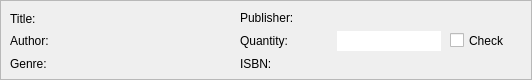
Above: frame.ui from zoedmora/Library before the change. Below: the same form after it.
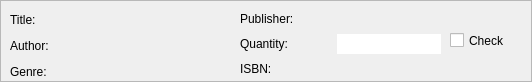
That is the form after the change.

What changed in the file:
```diff
--- a/frame.ui
+++ b/frame.ui
@@ -7,13 +7,13 @@
     <x>0</x>
     <y>0</y>
     <width>532</width>
-    <height>80</height>
+    <height>82</height>
    </rect>
   </property>
   <property name="maximumSize">
    <size>
     <width>16777215</width>
-    <height>80</height>
+    <height>82</height>
    </size>
   </property>
   <property name="windowTitle">
@@ -44,10 +44,17 @@
      <x>10</x>
      <y>10</y>
      <width>211</width>
-     <height>62</height>
+     <height>71</height>
     </rect>
    </property>
    <layout class="QGridLayout" name="gridLayout_2">
+    <item row="0" column="2">
+     <widget class="QLabel" name="titleValue">
+      <property name="text">
+       <string/>
+      </property>
+     </widget>
+    </item>
     <item row="0" column="0">
      <widget class="QLabel" name="tittleLabel">
       <property name="enabled">
@@ -58,13 +65,6 @@
       </property>
      </widget>
     </item>
-    <item row="0" column="1">
-     <widget class="QLabel" name="titleValue">
-      <property name="text">
-       <string/>
-      </property>
-     </widget>
-    </item>
     <item row="1" column="0">
      <widget class="QLabel" name="authorLabel">
       <property name="text">
@@ -72,13 +72,6 @@
       </property>
      </widget>
     </item>
-    <item row="1" column="1">
-     <widget class="QLabel" name="authorValue">
-      <property name="text">
-       <string/>
-      </property>
-     </widget>
-    </item>
     <item row="2" column="0">
      <widget class="QLabel" name="genreLable">
       <property name="text">
@@ -86,13 +79,51 @@
       </property>
      </widget>
     </item>
-    <item row="2" column="1">
+    <item row="1" column="2">
+     <widget class="QLabel" name="authorValue">
+      <property name="enabled">
+       <bool>true</bool>
+      </property>
+      <property name="sizePolicy">
+       <sizepolicy hsizetype="Expanding" vsizetype="Fixed">
+        <horstretch>0</horstretch>
+        <verstretch>0</verstretch>
+       </sizepolicy>
+      </property>
+      <property name="minimumSize">
+       <size>
+        <width>112</width>
+        <height>0</height>
+       </size>
+      </property>
+      <property name="text">
+       <string/>
+      </property>
+     </widget>
+    </item>
+    <item row="2" column="2">
      <widget class="QLabel" name="genreValue">
       <property name="text">
        <string/>
       </property>
      </widget>
     </item>
+    <item row="1" column="1">
+     <spacer name="horizontalSpacer_2">
+      <property name="orientation">
+       <enum>Qt::Horizontal</enum>
+      </property>
+      <property name="sizeType">
+       <enum>QSizePolicy::Fixed</enum>
+      </property>
+      <property name="sizeHint" stdset="0">
+       <size>
+        <width>12</width>
+        <height>20</height>
+       </size>
+      </property>
+     </spacer>
+    </item>
    </layout>
   </widget>
   <widget class="QWidget" name="layoutWidget">
@@ -101,7 +132,7 @@
      <x>240</x>
      <y>10</y>
      <width>201</width>
-     <height>61</height>
+     <height>68</height>
     </rect>
    </property>
    <layout class="QGridLayout" name="gridLayout">
```
